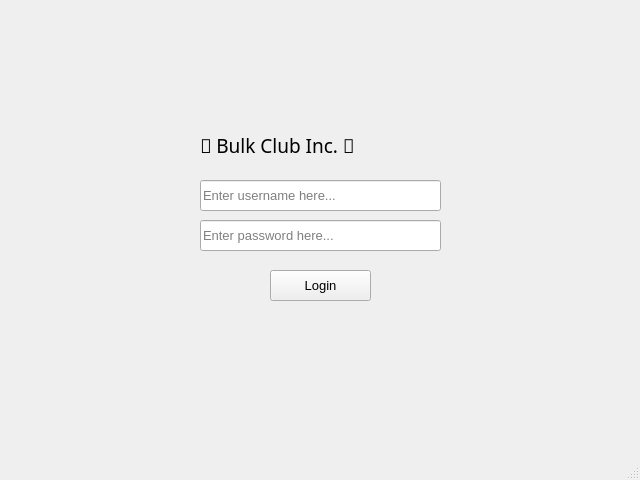
Old version of the form mainwindow.ui in the repository UnitedPuggs/The-Simps.
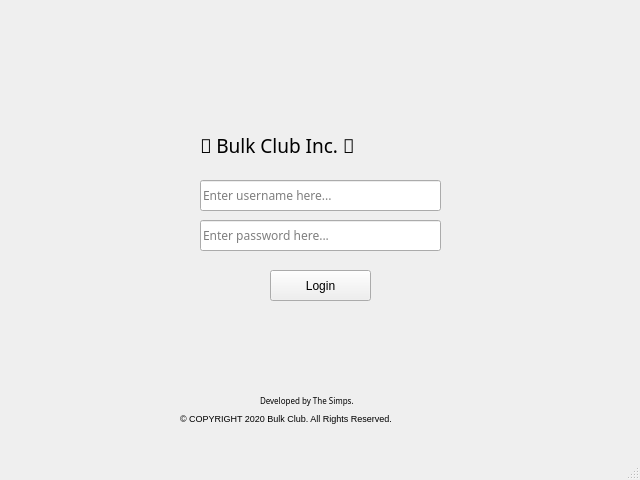
New version of the form.

The edit to the form file:
```diff
--- a/mainwindow.ui
+++ b/mainwindow.ui
@@ -26,7 +26,7 @@
     <property name="font">
      <font>
       <family>Arial</family>
-      <pointsize>10</pointsize>
+      <pointsize>9</pointsize>
      </font>
     </property>
     <property name="text">
@@ -44,8 +44,8 @@
     </property>
     <property name="font">
      <font>
-      <family>Arial</family>
-      <pointsize>10</pointsize>
+      <family>Lucida Sans</family>
+      <pointsize>9</pointsize>
      </font>
     </property>
     <property name="inputMask">
@@ -56,6 +56,9 @@
     </property>
    </widget>
    <widget class="QLineEdit" name="PasswordLineEdit">
+    <property name="enabled">
+     <bool>true</bool>
+    </property>
     <property name="geometry">
      <rect>
       <x>200</x>
@@ -66,8 +69,8 @@
     </property>
     <property name="font">
      <font>
-      <family>Arial</family>
-      <pointsize>10</pointsize>
+      <family>Lucida Sans</family>
+      <pointsize>9</pointsize>
      </font>
     </property>
     <property name="inputMask">
@@ -102,6 +105,44 @@
      <string>💪 Bulk Club Inc. 💪</string>
     </property>
    </widget>
+   <widget class="QLabel" name="companyLabel_2">
+    <property name="geometry">
+     <rect>
+      <x>260</x>
+      <y>390</y>
+      <width>131</width>
+      <height>21</height>
+     </rect>
+    </property>
+    <property name="font">
+     <font>
+      <family>Lucida Sans Unicode</family>
+      <pointsize>6</pointsize>
+     </font>
+    </property>
+    <property name="text">
+     <string>Developed by The Simps.</string>
+    </property>
+   </widget>
+   <widget class="QLabel" name="label">
+    <property name="geometry">
+     <rect>
+      <x>180</x>
+      <y>410</y>
+      <width>291</width>
+      <height>16</height>
+     </rect>
+    </property>
+    <property name="font">
+     <font>
+      <family>Arial</family>
+      <pointsize>7</pointsize>
+     </font>
+    </property>
+    <property name="text">
+     <string>© COPYRIGHT 2020 Bulk Club. All Rights Reserved.</string>
+    </property>
+   </widget>
   </widget>
   <widget class="QMenuBar" name="menubar">
    <property name="geometry">
```
